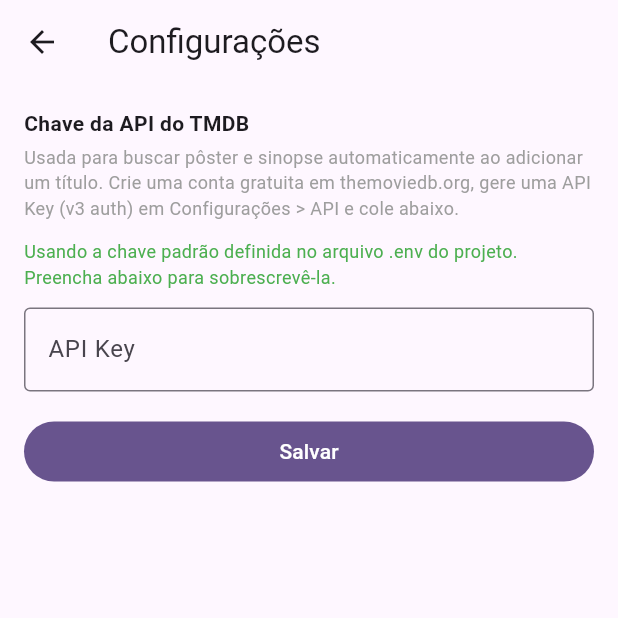
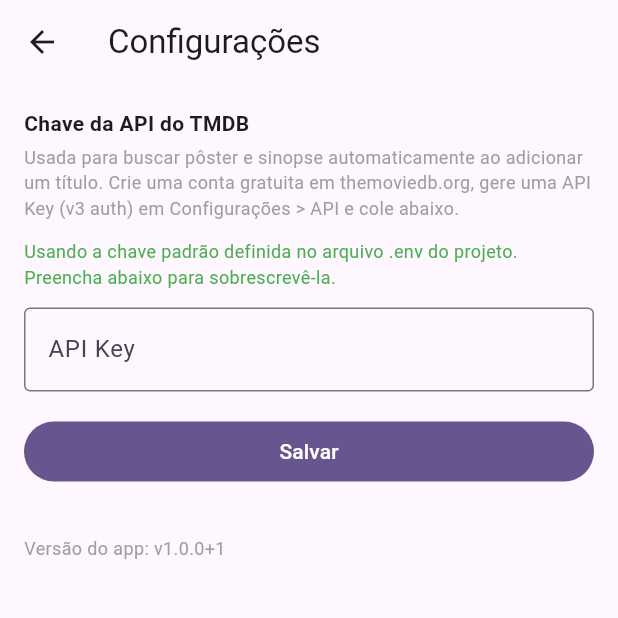
Before and after one commit to MatheusLucca/Projeto_filme_serie, a Flutter app: the SettingsScreen screen opened directly, on a phone screen of 412 x 824 dp, the top half of it. Run offline on Flutter 3.47's test engine with Material 3 defaults, Android fonts, the phone set to English and light mode, and no system bars; our stand-ins replace flutter_dotenv, image_picker, package_info_plus, shared_preferences, sqflite; accounts and stored records are empty.

Commit message:
Mostra a versão do app na tela de Configurações
Movido pra lá em vez de poluir a lista principal — útil pra confirmar
qual build está realmente instalada, especialmente enquanto a keystore
de release não está configurada e cada atualização ainda exige
desinstalar antes.

Co-Authored-By: Claude Sonnet 5 <noreply@anthropic.com>
Claude-Session: https://claude.ai/code/session_01CwP1ne84gSdxwn4DpS4wNG

```diff
--- a/app/lib/screens/settings_screen.dart
+++ b/app/lib/screens/settings_screen.dart
@@ -1,4 +1,5 @@
 import 'package:flutter/material.dart';
+import 'package:package_info_plus/package_info_plus.dart';
 
 import '../services/settings_service.dart';
 
@@ -14,6 +15,7 @@ class _SettingsScreenState extends State<SettingsScreen> {
   final _controller = TextEditingController();
   bool _loaded = false;
   bool _usingEnvDefault = false;
+  String _versionInfo = '';
 
   @override
   void initState() {
@@ -23,6 +25,10 @@ class _SettingsScreenState extends State<SettingsScreen> {
       _controller.text = savedKey ?? '';
       _usingEnvDefault = savedKey == null && effectiveKey != null;
       setState(() => _loaded = true);
+    });
+    PackageInfo.fromPlatform().then((info) {
+      if (!mounted) return;
+      setState(() => _versionInfo = 'v${info.version}+${info.buildNumber}');
     });
   }
 
@@ -81,6 +87,12 @@ class _SettingsScreenState extends State<SettingsScreen> {
                 ),
                 const SizedBox(height: 16),
                 FilledButton(onPressed: _save, child: const Text('Salvar')),
+                const SizedBox(height: 32),
+                if (_versionInfo.isNotEmpty)
+                  Text(
+                    'Versão do app: $_versionInfo',
+                    style: const TextStyle(fontSize: 12, color: Colors.grey),
+                  ),
               ],
             ),
     );
--- a/app/pubspec.yaml
+++ b/app/pubspec.yaml
@@ -43,6 +43,7 @@ dependencies:
   http: ^1.6.0
   shared_preferences: ^2.5.5
   flutter_dotenv: ^6.0.1
+  package_info_plus: ^10.2.1
 dev_dependencies:
   flutter_test:
     sdk: flutter
```
Also changed, not shown: app/pubspec.lock, 1 other file.
